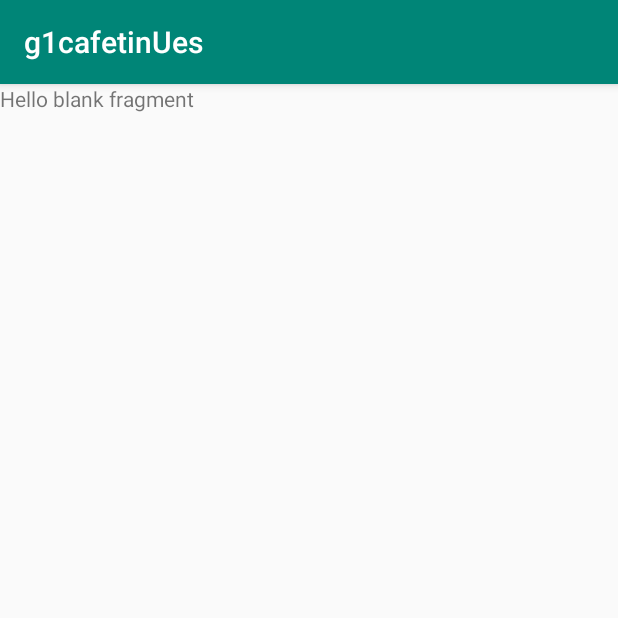
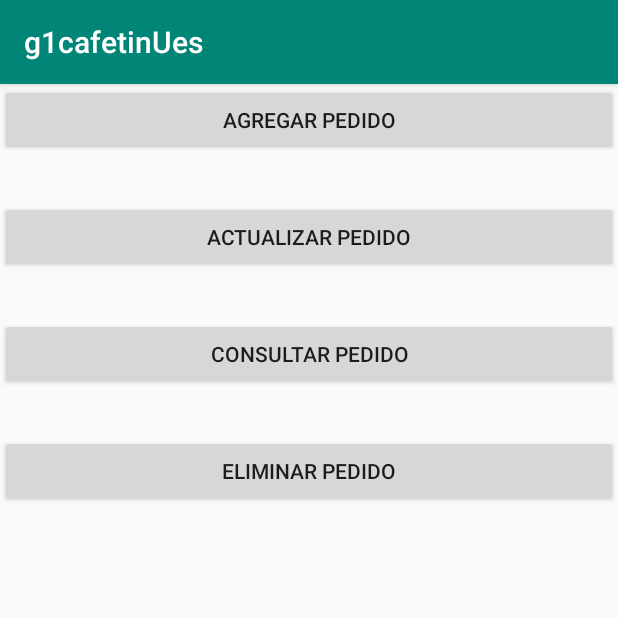
Before and after one commit to ubalbo10/g1cafetinUes, an Android app: the fragment MantenimientoPedidoFragment shown on its own in the app's theme, on a phone screen of 412 x 824 dp, the top half of it. Run offline under Robolectric (Android 15) with nearby library versions, the phone set to English and light mode, and no system bars.

Commit message:
crud de pedido completo y funcional

```diff
--- a/app/src/main/java/com/example/g1cafetinues/MantenimientoPedido/MantenimientoPedidoFragment.java
+++ b/app/src/main/java/com/example/g1cafetinues/MantenimientoPedido/MantenimientoPedidoFragment.java
@@ -7,8 +7,11 @@ import androidx.fragment.app.Fragment;
 import android.view.LayoutInflater;
 import android.view.View;
 import android.view.ViewGroup;
+import android.widget.Button;
 
 import com.example.g1cafetinues.R;
+
+import static androidx.navigation.Navigation.findNavController;
 
 
 /**
@@ -21,6 +24,10 @@ public class MantenimientoPedidoFragment extends Fragment {
     // the fragment initialization parameters, e.g. ARG_ITEM_NUMBER
     private static final String ARG_PARAM1 = "param1";
     private static final String ARG_PARAM2 = "param2";
+    Button add;
+    Button delete;
+    Button update;
+    Button query;
 
     // TODO: Rename and change types of parameters
     private String mParam1;
@@ -61,6 +68,40 @@ public class MantenimientoPedidoFragment extends Fragment {
     public View onCreateView(LayoutInflater inflater, ViewGroup container,
                              Bundle savedInstanceState) {
         // Inflate the layout for this fragment
-        return inflater.inflate(R.layout.fragment_mantenimiento_pedido, container, false);
+        View vista=inflater.inflate(R.layout.fragment_mantenimiento_pedido, container, false);
+        add=vista.findViewById(R.id.button_add_pedido);
+        delete=vista.findViewById(R.id.button_eliminar_pedido);
+        update=vista.findViewById(R.id.button_Update_pedido);
+        query=vista.findViewById(R.id.button_consultar_pedido);
+
+        add.setOnClickListener(new View.OnClickListener() {
+            @Override
+            public void onClick(View v) {
+
+                findNavController(v).navigate(R.id.action_mantenimientoPedidoFragment_to_crearPedidoFragment);
+            }
+        });
+        update.setOnClickListener(new View.OnClickListener() {
+            @Override
+            public void onClick(View v) {
+
+                findNavController(v).navigate(R.id.action_mantenimientoPedidoFragment_to_updatePedidoFragment);
+            }
+        });
+        delete.setOnClickListener(new View.OnClickListener() {
+            @Override
+            public void onClick(View v) {
+
+                findNavController(v).navigate(R.id.action_mantenimientoPedidoFragment_to_deletePedidoFragment);
+            }
+        });
+        query.setOnClickListener(new View.OnClickListener() {
+            @Override
+            public void onClick(View v) {
+
+                findNavController(v).navigate(R.id.action_mantenimientoPedidoFragment_to_consultarPedidoFragment);
+            }
+        });
+        return vista;
     }
 }
--- a/app/src/main/res/layout/fragment_crear_pedido.xml
+++ b/app/src/main/res/layout/fragment_crear_pedido.xml
@@ -59,7 +59,7 @@
         <TextView android:text="Cliente" />
         <EditText
             android:id="@+id/editclientepedido"
-            android:inputType="number"
+            android:inputType="text"
             android:maxLength="30" />
     </TableRow>
     <TableRow>
--- a/app/src/main/res/layout/fragment_mantenimiento_pedido.xml
+++ b/app/src/main/res/layout/fragment_mantenimiento_pedido.xml
@@ -1,14 +1,37 @@
 <?xml version="1.0" encoding="utf-8"?>
-<FrameLayout xmlns:android="http://schemas.android.com/apk/res/android"
+<LinearLayout xmlns:android="http://schemas.android.com/apk/res/android"
     xmlns:tools="http://schemas.android.com/tools"
     android:layout_width="match_parent"
     android:layout_height="match_parent"
+    android:orientation="vertical"
     tools:context=".MantenimientoPedido.MantenimientoPedidoFragment">
 
     <!-- TODO: Update blank fragment layout -->
-    <TextView
+    <Button
+        android:id="@+id/button_add_pedido"
         android:layout_width="match_parent"
-        android:layout_height="match_parent"
-        android:text="@string/hello_blank_fragment" />
+        android:layout_marginBottom="30dp"
+        android:layout_height="wrap_content"
+        android:text="agregar pedido" />
 
-</FrameLayout>
+    <Button
+        android:id="@+id/button_Update_pedido"
+        android:layout_width="match_parent"
+        android:layout_height="wrap_content"
+        android:layout_marginBottom="30dp"
+        android:text="Actualizar pedido" />
+
+    <Button
+        android:id="@+id/button_consultar_pedido"
+        android:layout_width="match_parent"
+        android:layout_marginBottom="30dp"
+        android:layout_height="wrap_content"
+        android:text="Consultar pedido" />
+
+    <Button
+        android:id="@+id/button_eliminar_pedido"
+        android:layout_width="match_parent"
+        android:layout_marginBottom="30dp"
+        android:layout_height="wrap_content"
+        android:text="Eliminar pedido" />
+</LinearLayout>
--- a/app/src/main/res/layout/fragment_update_pedido.xml
+++ b/app/src/main/res/layout/fragment_update_pedido.xml
@@ -59,7 +59,7 @@
         <TextView android:text="Cliente" />
         <EditText
             android:id="@+id/editclientepedido"
-            android:inputType="number"
+            android:inputType="text"
             android:maxLength="30" />
     </TableRow>
     <TableRow>
```
Also changed, not shown: app/src/main/java/com/example/g1cafetinues/MantenimientoPedido/ConsultarPedidoFragment.java (+4 -4 lines), app/src/main/java/com/example/g1cafetinues/MantenimientoPedido/CrearPedidoFragment.java (+10 -4 lines), app/src/main/java/com/example/g1cafetinues/MantenimientoPedido/DeletePedidoFragment.java (+7 -0 lines), app/src/main/java/com/example/g1cafetinues/MantenimientoPedido/UpdatePedidoFragment.java (+6 -2 lines).
